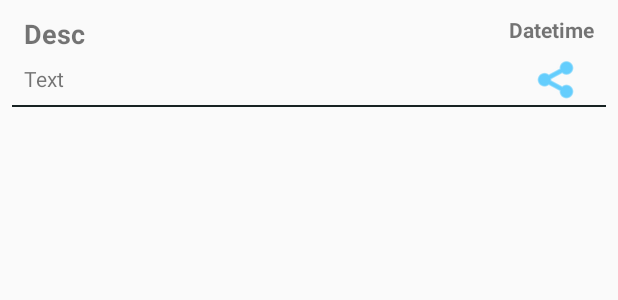
After one commit to anuragshukla06/swara, an Android app: the layout story_item.xml on its own in the app's theme, with its tools: preview values and no code run, on a phone screen of 412 x 824 dp. The commit adds this screen. Shown: the top 300 px of the screen. Run offline under Robolectric (Android 15) with nearby library versions, the phone set to English and light mode, and no system bars.

Commit message:
added adapter, story item layout info

```diff
--- a/app/build.gradle
+++ b/app/build.gradle
@@ -32,6 +32,8 @@ dependencies {
     implementation fileTree(dir: 'libs', include: ['*.jar'])
     implementation 'com.android.support:appcompat-v7:28.0.0'
     implementation 'com.android.support.constraint:constraint-layout:1.1.3'
+    implementation 'com.android.support:design:28.0.0'
+    implementation 'com.android.support:recyclerview-v7:28.0.0'
     testImplementation 'junit:junit:4.12'
     androidTestImplementation 'com.android.support.test:runner:1.0.2'
     androidTestImplementation 'com.android.support.test.espresso:espresso-core:3.0.2'
--- /dev/null
+++ b/app/src/main/res/layout/story_item.xml
@@ -0,0 +1,78 @@
+<?xml version="1.0" encoding="utf-8"?>
+<android.support.constraint.ConstraintLayout xmlns:android="http://schemas.android.com/apk/res/android"
+    xmlns:app="http://schemas.android.com/apk/res-auto"
+    xmlns:tools="http://schemas.android.com/tools"
+    android:id="@+id/linearLayout"
+    android:layout_width="match_parent"
+    android:layout_height="wrap_content"
+    android:orientation="horizontal"
+    android:paddingBottom="10dp"
+    android:paddingTop="10dp">
+
+    <TextView
+        android:id="@+id/piDesc"
+        android:layout_width="0dp"
+        android:layout_height="wrap_content"
+        android:layout_marginEnd="8dp"
+        android:layout_marginLeft="16dp"
+        android:layout_marginRight="8dp"
+        android:layout_marginStart="16dp"
+        android:text="Desc"
+        android:textSize="18sp"
+        android:textStyle="bold"
+        app:layout_constraintEnd_toStartOf="@+id/piDatetime"
+        app:layout_constraintStart_toStartOf="parent"
+        app:layout_constraintTop_toTopOf="parent" />
+
+    <TextView
+        android:id="@+id/piText"
+        android:layout_width="wrap_content"
+        android:layout_height="wrap_content"
+        android:layout_marginStart="16dp"
+        android:layout_marginLeft="16dp"
+        android:layout_marginTop="8dp"
+        android:text="Text"
+        app:layout_constraintStart_toStartOf="parent"
+        app:layout_constraintTop_toBottomOf="@+id/piDesc" />
+
+    <View
+        android:id="@+id/divider"
+        android:layout_width="0dp"
+        android:layout_height="1dp"
+        android:layout_marginStart="8dp"
+        android:layout_marginLeft="8dp"
+        android:layout_marginTop="8dp"
+        android:layout_marginEnd="8dp"
+        android:layout_marginRight="8dp"
+        android:background="?android:attr/listDivider"
+        android:foreground="@color/colorPrimary"
+        android:visibility="visible"
+        app:layout_constraintEnd_toEndOf="parent"
+        app:layout_constraintStart_toStartOf="parent"
+        app:layout_constraintTop_toBottomOf="@+id/piText" />
+
+    <TextView
+        android:id="@+id/piDatetime"
+        android:layout_width="wrap_content"
+        android:layout_height="wrap_content"
+        android:layout_marginEnd="16dp"
+        android:layout_marginRight="16dp"
+        android:text="Datetime"
+        android:textStyle="bold"
+        app:layout_constraintEnd_toEndOf="parent"
+        app:layout_constraintTop_toTopOf="parent" />
+
+    <ImageButton
+        android:id="@+id/piShare"
+        android:layout_width="wrap_content"
+        android:layout_height="wrap_content"
+        android:layout_marginTop="8dp"
+        android:layout_marginEnd="24dp"
+        android:layout_marginRight="24dp"
+        android:background="@null"
+        android:tint="@color/colorAccent"
+        app:layout_constraintEnd_toEndOf="parent"
+        app:layout_constraintTop_toBottomOf="@+id/piDatetime"
+        app:srcCompat="@android:drawable/ic_menu_share" />
+
+</android.support.constraint.ConstraintLayout>
```
Also changed, not shown: app/src/main/java/org/cgnetswara/swara/RecordingScreen.java (+6 -12 lines), app/src/main/java/org/cgnetswara/swara/StoryAdapter.java (added, +102 -0 lines), app/src/main/res/layout/activity_recording_screen.xml (+8 -8 lines).
